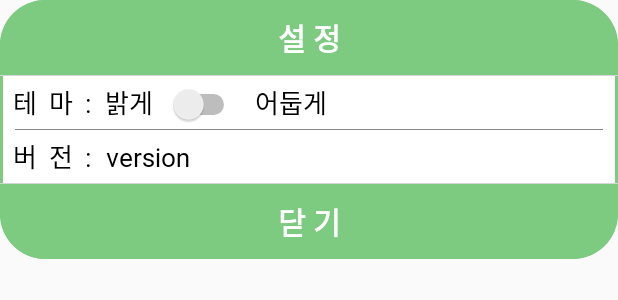
After one commit to seok0627/SearchPot, an Android app: the layout setting_dialog.xml on its own in the app's theme, with its tools: preview values and no code run, on a phone screen of 412 x 824 dp. The commit adds this screen. Shown: the top 300 px of the screen. Run offline under Robolectric (Android 15) with nearby library versions, the phone set to English and light mode, and no system bars; Roboto replaces fonts that are not available here.

Commit message:
설정-테마 분기 버전 메뉴 삭제후 설정 dlg로 이동 106버전 업데이트

```diff
--- a/app/build.gradle
+++ b/app/build.gradle
@@ -10,8 +10,8 @@ android {
         applicationId "com.jys.searchpot"
         minSdk 21
         targetSdk 31
-        versionCode 105
-        versionName "1.0.5"
+        versionCode 106
+        versionName "1.0.6"
 
         testInstrumentationRunner "androidx.test.runner.AndroidJUnitRunner"
     }
@@ -56,6 +56,7 @@ dependencies {
     implementation 'com.google.firebase:firebase-messaging:21.1.0'
     implementation "androidx.swiperefreshlayout:swiperefreshlayout:1.1.0"
     implementation 'com.google.firebase:firebase-firestore'
+    implementation 'androidx.preference:preference:1.2.0'
 }
 
 apply plugin: 'com.google.gms.google-services'
--- /dev/null
+++ b/app/src/main/res/drawable/bg_round_bottom.xml
@@ -0,0 +1,20 @@
+<?xml version="1.0" encoding="utf-8"?>
+<shape xmlns:android="http://schemas.android.com/apk/res/android"
+    android:shape="rectangle" >
+    <solid android:color="@color/mint"/>
+
+
+    <!--<stroke
+        android:width="0.1dp"
+        android:color="@color/darkgray"/>-->
+
+    <corners
+        android:bottomLeftRadius="30dp"
+        android:bottomRightRadius="30dp"/>
+
+
+<!--    <stroke-->
+<!--        android:width="2dp"-->
+<!--        android:color="@color/mint" />-->
+
+</shape>
--- a/app/src/main/res/layout/activity_main.xml
+++ b/app/src/main/res/layout/activity_main.xml
@@ -2,6 +2,7 @@
 <LinearLayout xmlns:android="http://schemas.android.com/apk/res/android"
     xmlns:app="http://schemas.android.com/apk/res-auto"
     xmlns:tools="http://schemas.android.com/tools"
+    android:id="@+id/lay_main"
     android:layout_width="match_parent"
     android:layout_height="match_parent"
     android:orientation="vertical"
@@ -16,8 +17,9 @@
         <EditText
             android:id="@+id/et_search"
             android:layout_width="match_parent"
-            android:layout_height="45dp"
+            android:layout_height="40dp"
             android:hint="검색어를 입력해주세요. (초성검색 가능)"
+            android:textColorHint="@color/hint"
             android:layout_marginLeft="10dp"
             android:layout_marginRight="10dp"
             android:layout_marginTop="10dp"
--- /dev/null
+++ b/app/src/main/res/layout/setting_dialog.xml
@@ -0,0 +1,125 @@
+<?xml version="1.0" encoding="utf-8"?>
+<LinearLayout xmlns:android="http://schemas.android.com/apk/res/android"
+    xmlns:app="http://schemas.android.com/apk/res-auto"
+    android:layout_width="wrap_content"
+    android:layout_height="wrap_content"
+    android:background="@drawable/bg_round_popup"
+    android:orientation="vertical">
+
+
+    <TextView
+        android:layout_width="match_parent"
+        android:layout_height="50dp"
+        android:background="@drawable/bg_round_title"
+        android:gravity="center"
+        android:text="설 정"
+        android:textColor="@color/white"
+        android:textSize="20dp"
+        android:textStyle="bold" />
+
+    <View
+        android:layout_width="match_parent"
+        android:layout_height="0.5dp"
+        android:background="#d4d5d6" />
+
+    <ScrollView
+        android:layout_width="match_parent"
+        android:layout_height="wrap_content">
+
+        <LinearLayout
+            android:layout_width="match_parent"
+            android:layout_height="match_parent"
+            android:orientation="vertical">
+
+            <LinearLayout
+                android:layout_width="match_parent"
+                android:layout_height="35dp"
+                android:orientation="horizontal">
+
+                <TextView
+                    android:layout_width="70dp"
+                    android:layout_height="match_parent"
+                    android:gravity="center"
+                    android:text="테  마  :"
+                    android:textSize="17sp"
+                    android:textColor="@color/black"/>
+
+                <TextView
+                    android:layout_width="wrap_content"
+                    android:layout_height="wrap_content"
+                    android:gravity="center"
+                    android:text="밝게"
+                    android:textSize="17sp"
+                    android:textColor="@color/black"/>
+
+                <Switch
+                    android:id="@+id/switch_theme"
+                    android:layout_width="wrap_content"
+                    android:layout_height="wrap_content"
+                    android:layout_marginLeft="10dp"
+                    android:layout_marginRight="10dp"
+                    android:gravity="center"
+                    android:text=""
+                    android:theme="@style/Theme.AppCompat.Light"/>
+
+                <TextView
+                    android:layout_width="wrap_content"
+                    android:layout_height="wrap_content"
+                    android:gravity="center"
+                    android:text="어둡게"
+                    android:textSize="17sp"
+                    android:textColor="@color/black"/>
+
+            </LinearLayout>
+
+            <View
+                android:layout_width="match_parent"
+                android:layout_height="0.5dp"
+                android:layout_marginLeft="10dp"
+                android:layout_marginRight="10dp"
+                android:background="@color/hint"/>
+
+            <LinearLayout
+                android:layout_width="match_parent"
+                android:layout_height="35dp"
+                android:orientation="horizontal">
+
+                <TextView
+                    android:layout_width="70dp"
+                    android:layout_height="match_parent"
+                    android:gravity="center"
+                    android:text="버  전  :"
+                    android:textSize="17sp"
+                    android:textColor="@color/black"/>
+
+                <TextView
+                    android:id="@+id/tv_version"
+                    android:layout_width="wrap_content"
+                    android:layout_height="wrap_content"
+                    android:gravity="center"
+                    android:text="version"
+                    android:textSize="17sp"
+                    android:textColor="@color/black"/>
+            </LinearLayout>
+
+        </LinearLayout>
+
+    </ScrollView>
+
+    <View
+        android:layout_width="match_parent"
+        android:layout_height="0.5dp"
+        android:background="#d4d5d6" />
+
+    <Button
+        android:id="@+id/btn_close"
+        android:layout_width="match_parent"
+        android:layout_height="50dp"
+        android:background="@drawable/bg_round_bottom"
+        android:gravity="center"
+        android:text="닫 기"
+        android:textColor="@color/white"
+        android:textSize="20dp"
+        android:textStyle="bold"/>
+
+</LinearLayout>
--- a/app/src/main/res/menu/main.xml
+++ b/app/src/main/res/menu/main.xml
@@ -39,9 +39,9 @@
                 />
 
             <item
-                android:id="@+id/version"
-                android:icon="@drawable/ic_menu_version"
-                android:title="　Version"
+                android:id="@+id/setting"
+                android:icon="@drawable/ic_menu_setting"
+                android:title="　설정"
                 />
         </menu>
     </item>
--- a/app/src/main/res/values-night/themes.xml
+++ b/app/src/main/res/values-night/themes.xml
@@ -1,24 +1,40 @@
 <resources xmlns:tools="http://schemas.android.com/tools">
     <!-- Base application theme. -->
-    <style name="Theme.SearchPot" parent="Theme.AppCompat.Light">
+    <style name="Theme.SearchPot" parent="Theme.AppCompat.DayNight">
         <!-- Primary brand color. -->
-        <item name="colorPrimary">#7DCA81</item>
-        <item name="colorPrimaryVariant">#7DCA81</item>
-        <item name="colorOnPrimary">@color/white</item>
-        <item name="android:textColorPrimary">@color/white</item>
+        <item name="colorPrimary">@color/darktheme_white</item>
+        <item name="colorPrimaryVariant">@color/darktheme_white</item>
+        <item name="colorOnPrimary">@color/black</item>
         <!-- Secondary brand color. -->
         <item name="colorSecondary">@color/teal_200</item>
-        <item name="colorSecondaryVariant">@color/teal_700</item>
+        <item name="colorSecondaryVariant">@color/teal_200</item>
         <item name="colorOnSecondary">@color/black</item>
         <!-- Status bar color. -->
         <item name="android:statusBarColor" tools:targetApi="l">?attr/colorPrimaryVariant</item>
         <!-- Customize your theme here. -->
         <item name="android:itemTextAppearance">@style/MenuText</item>
+        <item name="android:itemBackground">@color/darktheme_menu</item>
 
         <item name="android:textViewStyle">@style/customTextViewFontStyle</item>
         <item name="android:buttonStyle">@style/customButtonFontStyle</item>
         <item name="android:editTextStyle">@style/customEditTextFontStyle</item>
         <item name="android:radioButtonStyle">@style/customRadioButtonFontStyle</item>
         <item name="android:checkboxStyle">@style/customCheckboxFontStyle</item>
+
+    </style>
+
+    <style name="Theme.RemoveSplashScreenTheme" parent="Theme.AppCompat.NoActionBar">
+        <item name="android:windowIsTranslucent">true</item>
+        <item name="android:windowFullscreen">true</item>
+    </style>
+
+    <style name="MenuText">
+        <item name="android:textColor">@android:color/black</item>
+        <item name="itemBackground">@color/mint</item>
+    </style>
+
+    <style name="DialogTheme" parent="Theme.AppCompat.Light.Dialog.Alert">
+        <item name="android:textColorPrimary">@color/black</item>
+        <item name="android:background">#E6E6E6</item>
     </style>
 </resources>
--- a/app/src/main/res/values/colors.xml
+++ b/app/src/main/res/values/colors.xml
@@ -14,4 +14,11 @@
     <color name="mint">#7DCA81</color>
     <color name="dark_mint">#5B9A5E</color>
     <color name="dark_green">#E6022701</color>
+    <color name="hint">#E67A7A7A</color>
+
+    <!-- dark theme -->
+    <color name="darktheme_loading">#E6033002</color>
+    <color name="darktheme_gray">#202020</color>
+    <color name="darktheme_white">#2B2B2B</color>
+    <color name="darktheme_menu">#ADADAD</color>
 </resources>
--- a/app/src/main/res/values/strings.xml
+++ b/app/src/main/res/values/strings.xml
@@ -2,4 +2,8 @@
     <string name="app_name">써치팟</string>
     <string name="channel_id">900627</string>
     <string name="channel_name">SearchPot</string>
+
+
+    <!-- 환경설정 셋팅값 -->
+    <string name="key_setting_theme">key_setting_theme</string>
 </resources>
```
Also changed, not shown: app/src/main/java/com/jys/searchpot/CustomAdapter.java (+29 -5 lines), app/src/main/java/com/jys/searchpot/LoadingActivity.java (+17 -2 lines), app/src/main/java/com/jys/searchpot/MainActivity.java (+52 -5 lines), app/src/main/java/com/jys/searchpot/SettingDialog.java (added, +95 -0 lines), app/src/main/res/drawable/bg_round_gray_dark.xml (added, +19 -0 lines), app/src/main/res/drawable/bg_round_select_dark.xml (added, +19 -0 lines), app/src/main/res/drawable/bg_round_white_dark.xml (added, +19 -0 lines), app/src/main/res/drawable/ic_menu_setting.xml (added, +9 -0 lines), app/src/main/res/drawable/ic_menu_version.xml (deleted, +0 -9 lines), app/src/main/res/layout/custom_dialog.xml (+9 -3 lines), app/src/main/res/layout/list_item.xml (+0 -9 lines).
